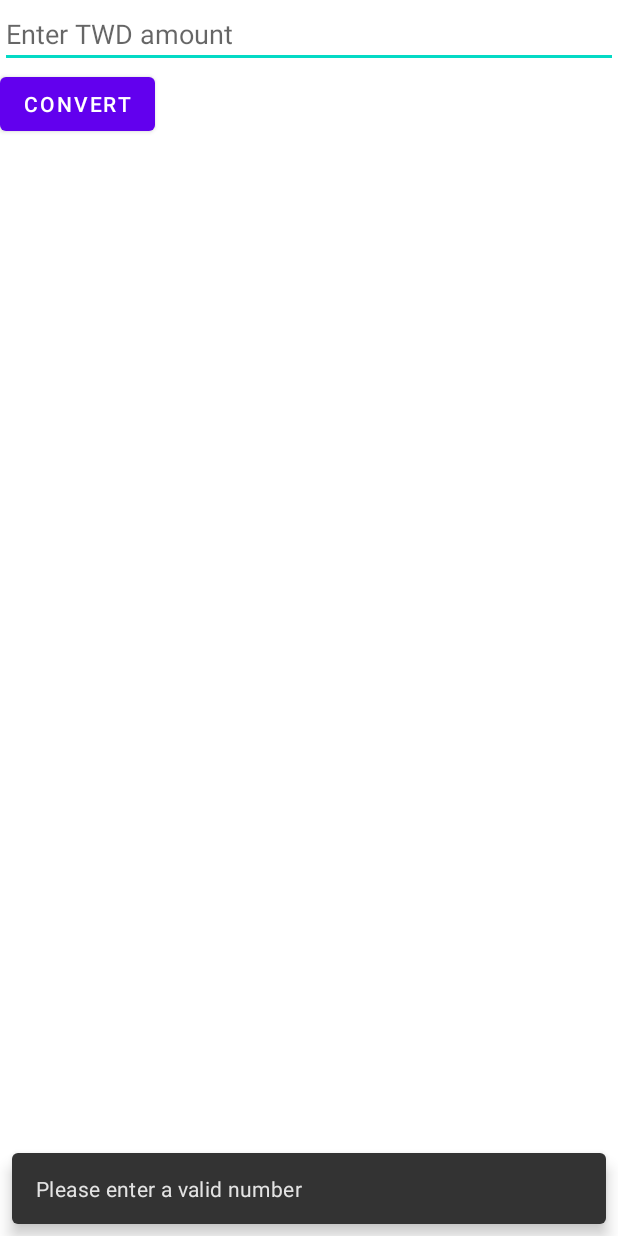
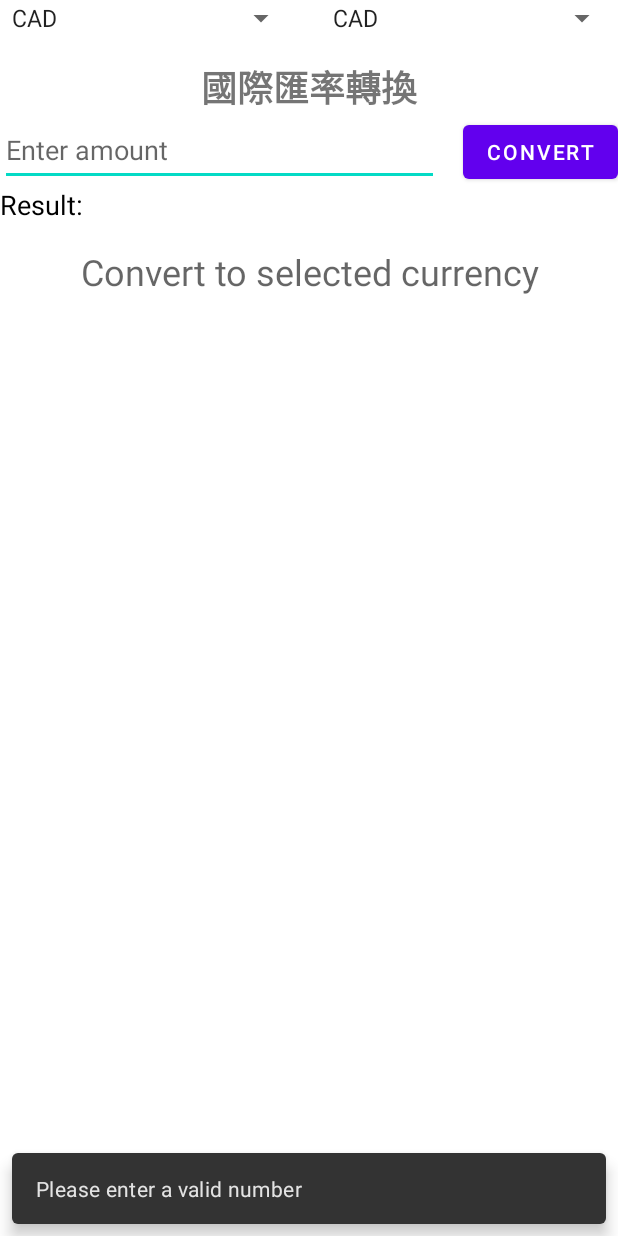
Before and after one commit to lonely10834/ExchangeRate, an Android app: the screen it shows after launch (MainActivity), after a tap on "CONVERT", on a phone screen of 412 x 824 dp. Run offline under Robolectric (Android 15) with nearby library versions, the phone set to English and light mode, and no system bars; our stand-ins replace navigation-ui.

Commit message:
新增CAD USD JPY轉換

```diff
--- a/app/src/main/java/com/example/myapp01/MainActivity.kt
+++ b/app/src/main/java/com/example/myapp01/MainActivity.kt
@@ -21,11 +21,15 @@ import org.json.JSONObject
 import java.net.URL
 import android.content.Context
 import android.view.inputmethod.InputMethodManager
+import android.widget.ArrayAdapter
+
 
 class MainActivity : AppCompatActivity() {
 
     private lateinit var appBarConfiguration: AppBarConfiguration
     private lateinit var binding: ActivityMainBinding
+    // Define a list of currencies to support
+    private val currencies = listOf("CAD", "USD", "TWD", "JPY")
 
 
     override fun onCreateOptionsMenu(menu: Menu): Boolean {
@@ -57,35 +61,47 @@ class MainActivity : AppCompatActivity() {
         setContentView(binding.root)
 
         // Get references to UI elements
-        val twdEditText = binding.editText
+        val currencyEditText = binding.editText
         val convertButton = binding.convertButton
-        val jpyTextView = binding.resultTextView
-
+        val resultTextView = binding.resultTextView
 
         convertButton.setOnClickListener {
             // Hide the keyboard
             val imm = getSystemService(Context.INPUT_METHOD_SERVICE) as InputMethodManager
-            imm.hideSoftInputFromWindow(twdEditText.windowToken, 0)
+            imm.hideSoftInputFromWindow(currencyEditText.windowToken, 0)
 
-            // Get TWD amount from the EditText
-            val twdAmount = twdEditText.text.toString().toDoubleOrNull()
+            // Get currency amount from the EditText
+            val currencyAmount = currencyEditText.text.toString().toDoubleOrNull()
 
             // If the input is not a valid number, show an error message and return
-            if (twdAmount == null) {
+            if (currencyAmount == null) {
                 Snackbar.make(binding.root, "Please enter a valid number", Snackbar.LENGTH_SHORT).show()
                 return@setOnClickListener
             }
 
-            // Convert TWD to JPY using the exchange rate API
-            fetchExchangeRate("TWD", "JPY", twdAmount, onSuccess = { jpyAmount ->
-                // Show the converted amount in the jpyTextView
-                jpyTextView.text = "$twdAmount TWD is approximately $jpyAmount JPY"
+            // Get the selected currencies
+            val fromCurrency = currencies[binding.fromSpinner.selectedItemPosition]
+            val toCurrency = currencies[binding.toSpinner.selectedItemPosition]
+
+            // Convert the currency using the exchange rate API
+            fetchExchangeRate(fromCurrency, toCurrency, currencyAmount, onSuccess = { convertedAmount ->
+                // Show the converted amount in the resultTextView
+                resultTextView.text = convertedAmount.toString()
             }, onError = { error ->
                 // Show an error message in a Snackbar
                 Snackbar.make(binding.root, "Error: $error", Snackbar.LENGTH_SHORT).show()
             })
         }
+
+        // Populate the spinners with currencies
+        ArrayAdapter(this, android.R.layout.simple_spinner_item, currencies).also { adapter ->
+            adapter.setDropDownViewResource(android.R.layout.simple_spinner_dropdown_item)
+            binding.fromSpinner.adapter = adapter
+            binding.toSpinner.adapter = adapter
+        }
     }
+
+
 
     private fun fetchExchangeRate(fromCurrency: String, toCurrency: String, amount: Double, onSuccess: (Double) -> Unit, onError: (String) -> Unit) {
         CoroutineScope(Dispatchers.IO).launch {
@@ -93,8 +109,10 @@ class MainActivity : AppCompatActivity() {
             try {
                 val apiResult = URL(url).readText()
                 val jsonObject = JSONObject(apiResult)
-                val exchangeRate = jsonObject.getJSONObject("rates").getDouble(toCurrency)
-                val convertedAmount = amount * exchangeRate
+                val rates = jsonObject.getJSONObject("rates")
+                val fromRate = rates.getDouble(fromCurrency)
+                val toRate = rates.getDouble(toCurrency)
+                val convertedAmount = amount / fromRate * toRate
                 Log.d("MainActivity", "$amount $fromCurrency = $convertedAmount $toCurrency")
                 withContext(Dispatchers.Main) {
                     onSuccess(convertedAmount)
@@ -108,4 +126,5 @@ class MainActivity : AppCompatActivity() {
         }
     }
 
+
 }
--- a/app/src/main/res/layout/activity_main.xml
+++ b/app/src/main/res/layout/activity_main.xml
@@ -7,28 +7,81 @@
     android:layout_height="match_parent"
     android:orientation="vertical"
     tools:context=".MainActivity">
-
-    <EditText
-        android:id="@+id/editText"
+    <LinearLayout
         android:layout_width="match_parent"
         android:layout_height="wrap_content"
-        android:inputType="numberDecimal"
-        android:hint="Enter TWD amount"
-        android:imeOptions="actionDone"/>
+        android:orientation="horizontal">
 
-    <Button
-        android:id="@+id/convertButton"
+        <Spinner
+            android:id="@+id/fromSpinner"
+            android:layout_width="0dp"
+            android:layout_height="wrap_content"
+            android:layout_weight="1"/>
+
+        <View
+            android:layout_width="16dp"
+            android:layout_height="match_parent"/>
+
+        <Spinner
+            android:id="@+id/toSpinner"
+            android:layout_width="0dp"
+            android:layout_height="wrap_content"
+            android:layout_weight="1"/>
+
+    </LinearLayout>
+    <TextView
+        android:layout_width="match_parent"
+        android:layout_height="wrap_content"
+        android:layout_marginTop="16dp"
+        android:text="國際匯率轉換"
+        android:textSize="24sp"
+        android:textStyle="bold"
+        android:gravity="center"/>
+
+    <LinearLayout
+        android:layout_width="match_parent"
+        android:layout_height="wrap_content"
+        android:orientation="horizontal">
+
+        <EditText
+            android:id="@+id/editText"
+            android:layout_width="0dp"
+            android:layout_height="wrap_content"
+            android:layout_weight="1"
+            android:hint="Enter amount"
+            android:imeOptions="actionDone"
+            android:inputType="numberDecimal"
+            android:minHeight="48dp" />
+
+        <View
+            android:layout_width="16dp"
+            android:layout_height="match_parent"/>
+
+        <Button
+            android:id="@+id/convertButton"
+            android:layout_width="wrap_content"
+            android:layout_height="wrap_content"
+            android:text="Convert" />
+    </LinearLayout>
+
+    <TextView
+        android:id="@+id/resultLabel"
         android:layout_width="wrap_content"
         android:layout_height="wrap_content"
-        android:text="Convert"/>
+        android:text="@string/result_label"
+        android:textSize="18sp"
+        android:textColor="#000"/>
 
     <TextView
         android:id="@+id/resultTextView"
         android:layout_width="match_parent"
         android:layout_height="wrap_content"
+        android:hint="@string/result_hint"
         android:gravity="center"
+        android:padding="16dp"
+        android:textColor="#000"
         android:textSize="24sp"
-        android:padding="16dp"
-        android:textColor="#000"/>
+        android:visibility="visible" />
+
 
 </LinearLayout>
--- a/app/src/main/res/values/strings.xml
+++ b/app/src/main/res/values/strings.xml
@@ -9,4 +9,10 @@
 
     <string name="hello_first_fragment">Hello first fragment</string>
     <string name="hello_second_fragment">Hello second fragment. Arg: %1$s</string>
+    <string name="from_currency_label">From currency:</string>
+    <string name="to_currency_label">To currency:</string>
+    <string name="amount_hint">Enter amount</string>
+    <string name="result_label">Result:</string>
+    <string name="result_hint">Convert to selected currency</string>
+
 </resources>
```
